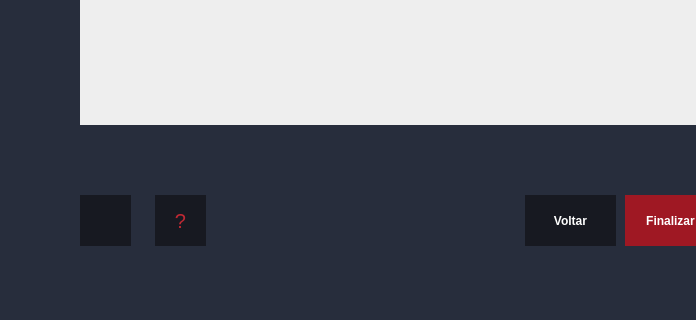
Before: the Qt Designer form reddragons/interface/ui_files/perspectiva.ui in Red-Dragons-UFSCar/red-visao, drawn with Qt 5; both pictures show x 170 to 866 and y 405 to 725 of the 1065 by 725 pixel window.
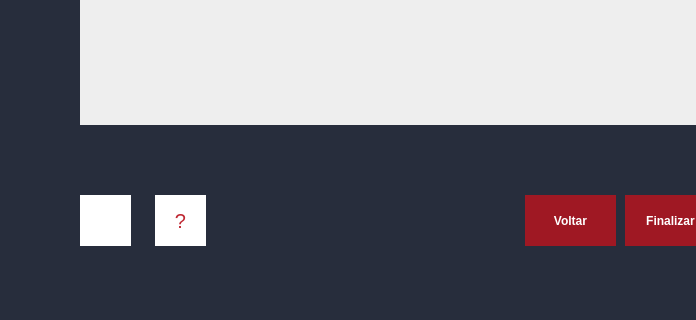
After: the same form once the commit is applied. Icons and pictures are not drawn.

```diff
--- a/reddragons/interface/ui_files/perspectiva.ui
+++ b/reddragons/interface/ui_files/perspectiva.ui
@@ -109,7 +109,7 @@
     </property>
     <property name="styleSheet">
      <string notr="true">border-radius:0px;
-background-color: rgb(23, 25, 33);
+background-color: rgb(255,255,255);
 color: rgb(255, 255, 255);
 </string>
     </property>
@@ -144,7 +144,7 @@
     </property>
     <property name="styleSheet">
      <string notr="true">border-radius:0px;
-background-color: rgb(23, 25, 33);
+background-color: rgb(255, 255, 255);
 color: #BF2833;;
 font-size: 20px;
 </string>
@@ -181,10 +181,16 @@
      </font>
     </property>
     <property name="styleSheet">
-     <string notr="true">border-radius:0px;
-background-color: rgb(23, 25, 33);
-color: rgb(255, 255, 255);
-</string>
+     <string notr="true">QPushButton{
+	color: rgb(255, 255, 255);
+	background-color: #9F1823;
+	border-radius:0px;
+}
+QPushButton:hover{
+	color: rgb(255, 255, 255);
+	background-color: #ff0000;
+	border-radius:0px;
+}</string>
     </property>
     <property name="text">
      <string>Voltar</string>
```
